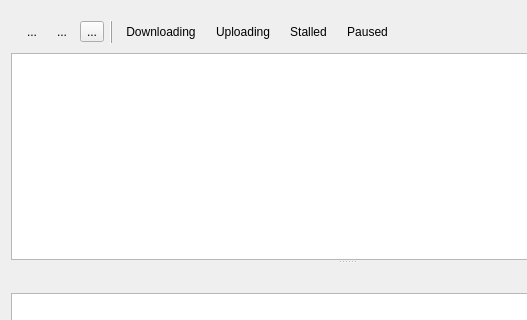
Before: the Qt Designer form src/transfers/transfers_widget.ui in a-pavlov/qDonkey, drawn with Qt 5; both pictures show x 0 to 527 and y 0 to 320 of the 693 by 508 pixel window.
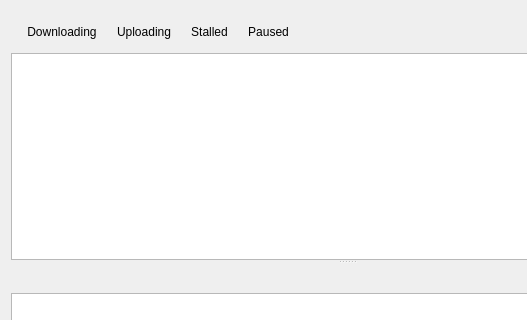
After: the same form once the commit is applied. Icons and pictures are not drawn.

Commit message: Add controls to transfers widget

What changed in the file:
```diff
--- a/src/transfers/transfers_widget.ui
+++ b/src/transfers/transfers_widget.ui
@@ -33,73 +33,6 @@
           <enum>QFrame::Raised</enum>
          </property>
          <layout class="QHBoxLayout" name="horizontalLayout">
-          <item>
-           <widget class="QToolButton" name="startTransfersBtn_2">
-            <property name="maximumSize">
-             <size>
-              <width>24</width>
-              <height>24</height>
-             </size>
-            </property>
-            <property name="text">
-             <string>...</string>
-            </property>
-            <property name="icon">
-             <iconset resource="../icons.qrc">
-              <normaloff>:/icons/NavigateForward.ico</normaloff>:/icons/NavigateForward.ico</iconset>
-            </property>
-            <property name="autoRaise">
-             <bool>true</bool>
-            </property>
-           </widget>
-          </item>
-          <item>
-           <widget class="QToolButton" name="pauseTransfersBtn_2">
-            <property name="maximumSize">
-             <size>
-              <width>24</width>
-              <height>24</height>
-             </size>
-            </property>
-            <property name="text">
-             <string>...</string>
-            </property>
-            <property name="icon">
-             <iconset resource="../icons.qrc">
-              <normaloff>:/icons/Pause.ico</normaloff>:/icons/Pause.ico</iconset>
-            </property>
-            <property name="autoRaise">
-             <bool>true</bool>
-            </property>
-           </widget>
-          </item>
-          <item>
-           <widget class="QToolButton" name="toolButton">
-            <property name="text">
-             <string>...</string>
-            </property>
-            <property name="icon">
-             <iconset resource="../icons.qrc">
-              <normaloff>:/icons/Delete.ico</normaloff>:/icons/Delete.ico</iconset>
-            </property>
-           </widget>
-          </item>
-          <item>
-           <widget class="QFrame" name="frame_6">
-            <property name="maximumSize">
-             <size>
-              <width>16777215</width>
-              <height>24</height>
-             </size>
-            </property>
-            <property name="frameShape">
-             <enum>QFrame::VLine</enum>
-            </property>
-            <property name="frameShadow">
-             <enum>QFrame::Raised</enum>
-            </property>
-           </widget>
-          </item>
           <item>
            <widget class="QToolButton" name="btnDownloading">
             <property name="minimumSize">
```
Left out of the diff: 84 changed lines with no effect on the pictures. The commit also changes 4 other files.
